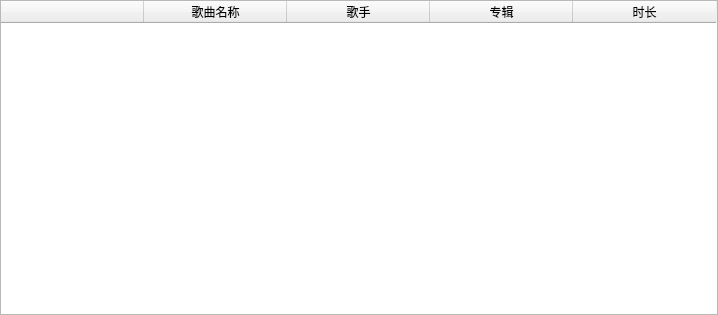
This is Human-Interaction/Music_Play/localmusicwidget.ui in 100yang/Study as Qt 5 draws it before an edit. The edited form follows.
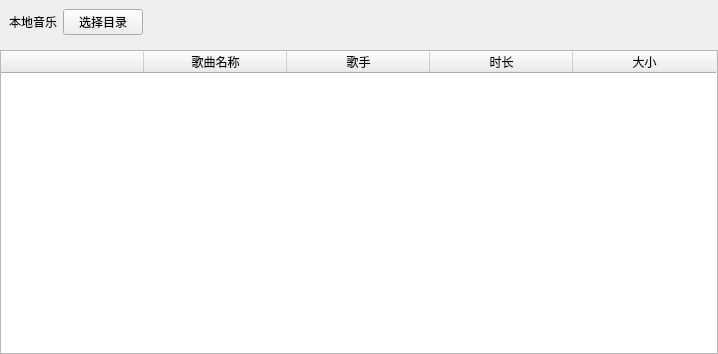
This is the edited form.

```diff
--- a/Human-Interaction/Music_Play/localmusicwidget.ui
+++ b/Human-Interaction/Music_Play/localmusicwidget.ui
@@ -7,28 +7,25 @@
     <x>0</x>
     <y>0</y>
     <width>718</width>
-    <height>315</height>
+    <height>354</height>
    </rect>
   </property>
   <property name="minimumSize">
    <size>
     <width>718</width>
-    <height>315</height>
+    <height>354</height>
    </size>
   </property>
   <property name="maximumSize">
    <size>
     <width>718</width>
-    <height>315</height>
+    <height>354</height>
    </size>
   </property>
   <property name="windowTitle">
    <string>Form</string>
   </property>
   <layout class="QVBoxLayout" name="verticalLayout">
-   <property name="spacing">
-    <number>0</number>
-   </property>
    <property name="leftMargin">
     <number>0</number>
    </property>
@@ -41,6 +38,42 @@
    <property name="bottomMargin">
     <number>0</number>
    </property>
+   <item>
+    <widget class="QWidget" name="widget" native="true">
+     <layout class="QHBoxLayout" name="horizontalLayout">
+      <item>
+       <widget class="QLabel" name="label">
+        <property name="styleSheet">
+         <string notr="true">font: 75 16pt &quot;DejaVu Serif&quot;;</string>
+        </property>
+        <property name="text">
+         <string>本地音乐</string>
+        </property>
+       </widget>
+      </item>
+      <item>
+       <widget class="QPushButton" name="open">
+        <property name="text">
+         <string>选择目录</string>
+        </property>
+       </widget>
+      </item>
+      <item>
+       <spacer name="horizontalSpacer">
+        <property name="orientation">
+         <enum>Qt::Horizontal</enum>
+        </property>
+        <property name="sizeHint" stdset="0">
+         <size>
+          <width>40</width>
+          <height>20</height>
+         </size>
+        </property>
+       </spacer>
+      </item>
+     </layout>
+    </widget>
+   </item>
    <item>
     <widget class="QTableWidget" name="tableWidget">
      <property name="showGrid">
@@ -67,16 +100,16 @@
        <string>歌手</string>
       </property>
      </column>
-     <column>
-      <property name="text">
-       <string>专辑</string>
-      </property>
-     </column>
      <column>
       <property name="text">
        <string>时长</string>
       </property>
      </column>
+     <column>
+      <property name="text">
+       <string>大小</string>
+      </property>
+     </column>
     </widget>
    </item>
   </layout>
```
